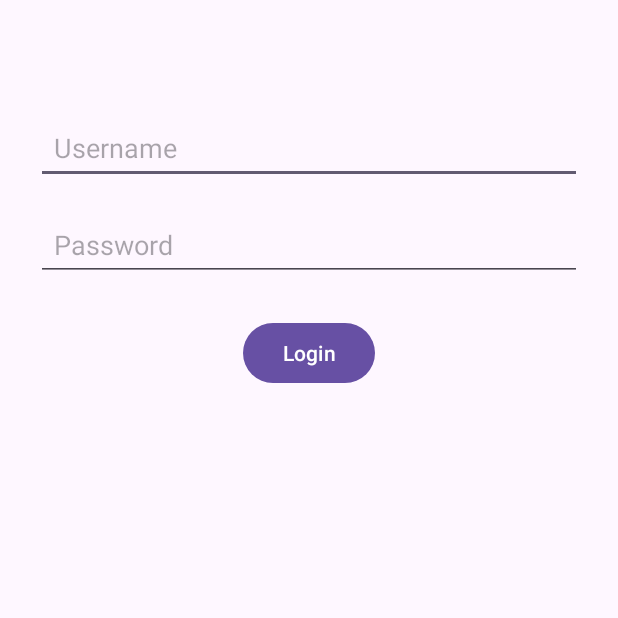
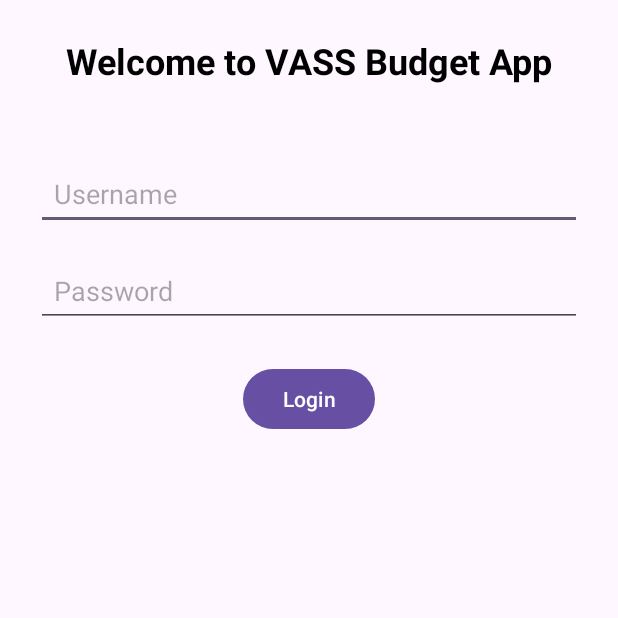
Before and after one commit to ST10256115/BudgetTrackerApp, an Android app: the screen it shows after launch (LoginActivity), on a phone screen of 412 x 824 dp, the top half of it. Run offline under Robolectric (Android 15) with nearby library versions, the phone set to English and light mode, and no system bars.

Commit message:
finished app

```diff
--- a/app/src/main/java/vcmsa/projects/budgettrackerapp/DatabaseBuilder.kt
+++ b/app/src/main/java/vcmsa/projects/budgettrackerapp/DatabaseBuilder.kt
@@ -9,13 +9,15 @@ object DatabaseBuilder {
     private var INSTANCE: AppDatabase? = null
 
     fun getDatabase(context: Context): AppDatabase {
-        // Return existing database instance or create a new one
         return INSTANCE ?: synchronized(this) {
             val instance = Room.databaseBuilder(
                 context.applicationContext,
                 AppDatabase::class.java,
                 "budget_tracker_db"
-            ).build()
+            )
+                .addMigrations(AppDatabase.MIGRATION_2_3) // Register migration here
+                .fallbackToDestructiveMigrationOnDowngrade() // Optional safety if downgrading
+                .build()
             INSTANCE = instance
             instance
         }
--- a/app/src/main/res/layout/activity_login.xml
+++ b/app/src/main/res/layout/activity_login.xml
@@ -10,6 +10,16 @@
         android:orientation="vertical"
         android:gravity="center_horizontal">
 
+        <TextView
+            android:id="@+id/textViewWelcome"
+            android:text="Welcome to VASS Budget App"
+            android:textSize="24sp"
+            android:textStyle="bold"
+            android:layout_width="wrap_content"
+            android:layout_height="wrap_content"
+            android:layout_marginBottom="32dp"
+            android:textColor="@android:color/black" />
+
         <EditText
             android:id="@+id/editTextUsername"
             android:hint="Username"
@@ -17,7 +27,7 @@
             android:layout_height="wrap_content"
             android:minHeight="48dp"
             android:inputType="text"
-            android:layout_marginTop="50dp"
+            android:layout_marginTop="16dp"
             android:padding="12dp" />
 
         <EditText
@@ -26,9 +36,9 @@
             android:layout_width="match_parent"
             android:layout_height="wrap_content"
             android:minHeight="48dp"
-        android:inputType="textPassword"
-        android:layout_marginTop="16dp"
-        android:padding="12dp" />
+            android:inputType="textPassword"
+            android:layout_marginTop="16dp"
+            android:padding="12dp" />
 
         <Button
             android:id="@+id/buttonLogin"
@@ -37,6 +47,6 @@
             android:layout_height="wrap_content"
             android:layout_marginTop="24dp"
             android:layout_gravity="center_horizontal"
-            android:minHeight="48dp" />   <!-- Make sure the button itself also meets target -->
+            android:minHeight="48dp" />
     </LinearLayout>
 </ScrollView>
```
Also changed, not shown: app/src/main/java/vcmsa/projects/budgettrackerapp/AppDatabase.kt (+23 -4 lines).
